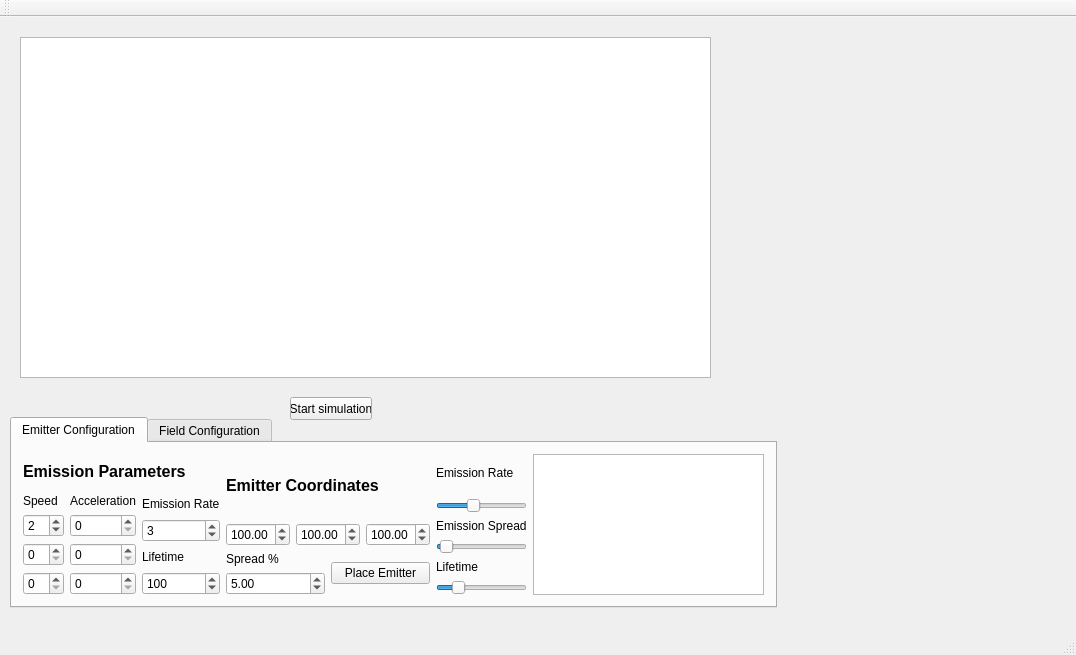
The window that mainwindow.ui (eugene195/ParticleSystem) describes before a commit, drawn with Qt 5.
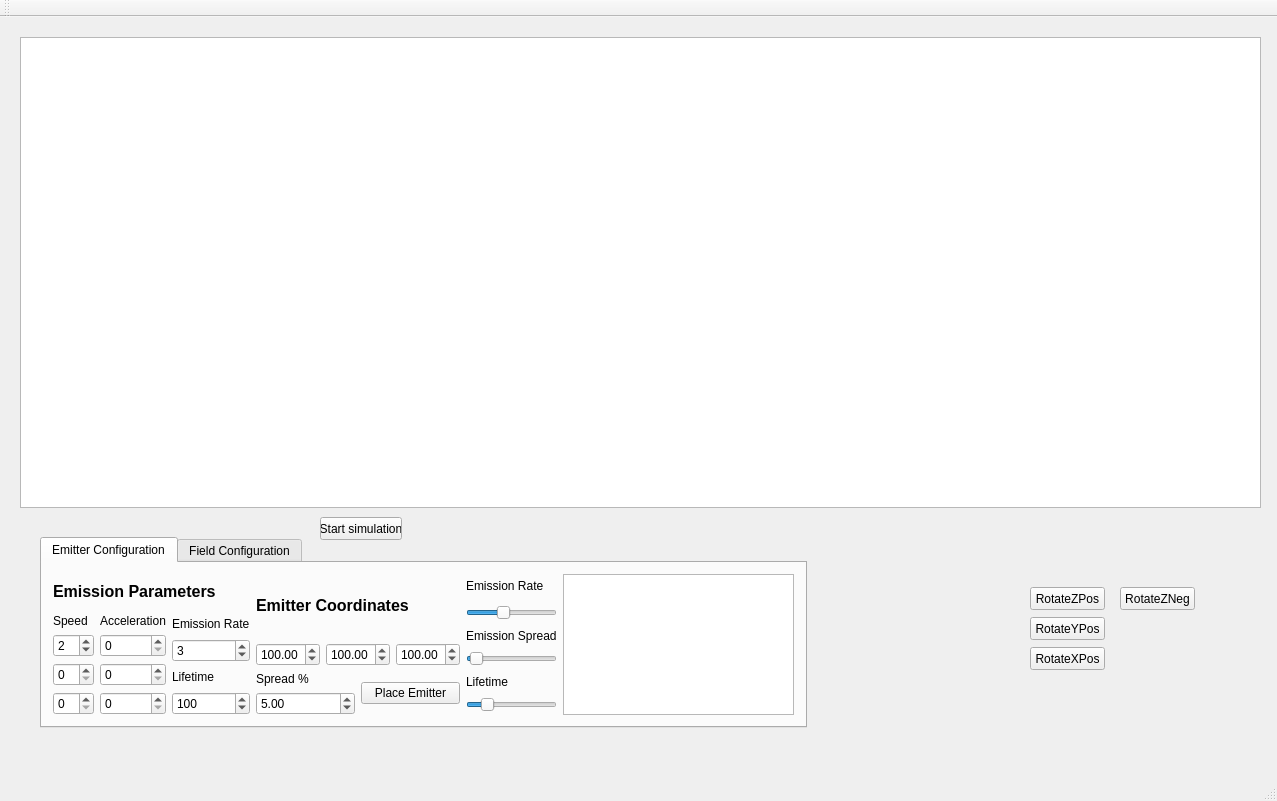
The same window after the commit.

Patch:
```diff
--- a/mainwindow.ui
+++ b/mainwindow.ui
@@ -6,8 +6,8 @@
    <rect>
     <x>0</x>
     <y>0</y>
-    <width>1076</width>
-    <height>655</height>
+    <width>1277</width>
+    <height>801</height>
    </rect>
   </property>
   <property name="windowTitle">
@@ -19,16 +19,16 @@
      <rect>
       <x>20</x>
       <y>20</y>
-      <width>691</width>
-      <height>341</height>
+      <width>1241</width>
+      <height>471</height>
      </rect>
     </property>
    </widget>
    <widget class="QTabWidget" name="tabWidget">
     <property name="geometry">
      <rect>
-      <x>10</x>
-      <y>400</y>
+      <x>40</x>
+      <y>520</y>
       <width>767</width>
       <height>191</height>
      </rect>
@@ -256,6 +256,12 @@
             </item>
             <item>
              <widget class="QSlider" name="EmissionRateSlider">
+              <property name="minimumSize">
+               <size>
+                <width>0</width>
+                <height>20</height>
+               </size>
+              </property>
               <property name="minimum">
                <number>1</number>
               </property>
@@ -283,6 +289,18 @@
             </item>
             <item>
              <widget class="QSlider" name="EmissionSpreadSlider">
+              <property name="minimumSize">
+               <size>
+                <width>0</width>
+                <height>20</height>
+               </size>
+              </property>
+              <property name="baseSize">
+               <size>
+                <width>0</width>
+                <height>0</height>
+               </size>
+              </property>
               <property name="minimum">
                <number>1</number>
               </property>
@@ -303,8 +321,14 @@
             </item>
             <item>
              <widget class="QSlider" name="EmitterLifetimeSlider">
+              <property name="minimumSize">
+               <size>
+                <width>0</width>
+                <height>20</height>
+               </size>
+              </property>
               <property name="minimum">
-               <number>1</number>
+               <number>10</number>
               </property>
               <property name="maximum">
                <number>500</number>
@@ -495,8 +519,8 @@
    <widget class="QPushButton" name="pushButton">
     <property name="geometry">
      <rect>
-      <x>290</x>
-      <y>380</y>
+      <x>320</x>
+      <y>500</y>
       <width>82</width>
       <height>23</height>
      </rect>
@@ -505,6 +529,58 @@
      <string>Start simulation</string>
     </property>
    </widget>
+   <widget class="QPushButton" name="rotateZPos">
+    <property name="geometry">
+     <rect>
+      <x>1030</x>
+      <y>570</y>
+      <width>75</width>
+      <height>23</height>
+     </rect>
+    </property>
+    <property name="text">
+     <string>RotateZPos</string>
+    </property>
+   </widget>
+   <widget class="QPushButton" name="rotateYPos">
+    <property name="geometry">
+     <rect>
+      <x>1030</x>
+      <y>600</y>
+      <width>75</width>
+      <height>23</height>
+     </rect>
+    </property>
+    <property name="text">
+     <string>RotateYPos</string>
+    </property>
+   </widget>
+   <widget class="QPushButton" name="rotateZNeg">
+    <property name="geometry">
+     <rect>
+      <x>1120</x>
+      <y>570</y>
+      <width>75</width>
+      <height>23</height>
+     </rect>
+    </property>
+    <property name="text">
+     <string>RotateZNeg</string>
+    </property>
+   </widget>
+   <widget class="QPushButton" name="rotateXPos">
+    <property name="geometry">
+     <rect>
+      <x>1030</x>
+      <y>630</y>
+      <width>75</width>
+      <height>23</height>
+     </rect>
+    </property>
+    <property name="text">
+     <string>RotateXPos</string>
+    </property>
+   </widget>
   </widget>
   <widget class="QMenuBar" name="menuBar">
    <property name="geometry">
```
Left out of the diff: 2 changed lines with no effect on the pictures.
